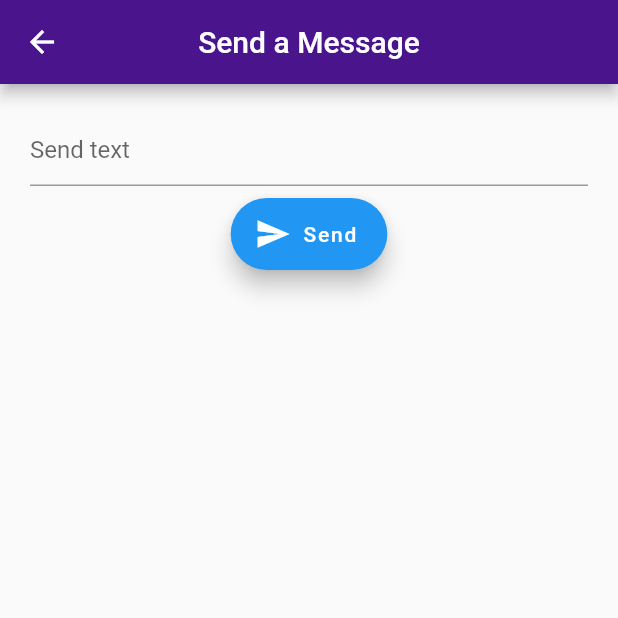
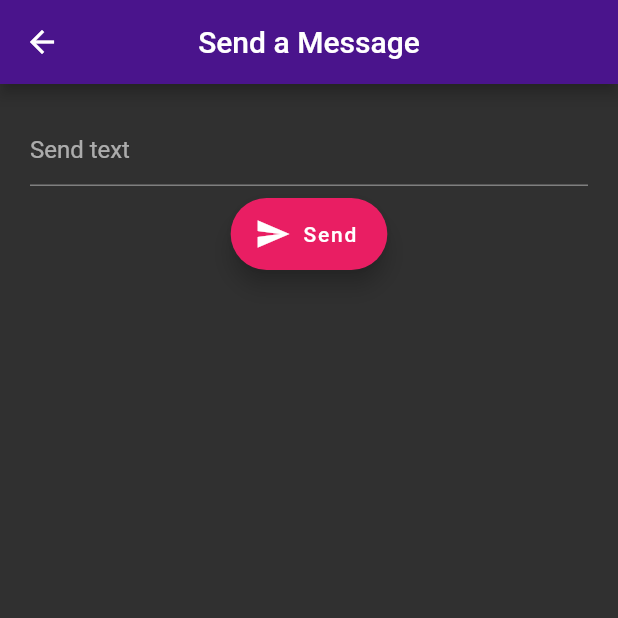
Before and after one commit to Chememers/SmartGlasses, a Flutter app: the screen it shows after launch, after a tap on "Message", on a phone screen of 412 x 824 dp, the top half of it. Run offline on Flutter 3.47's test engine with Material 2 defaults, Android fonts, the phone set to English and light mode, and no system bars; our stand-ins replace flutter_bluetooth_serial, fluttertoast, settings_ui, shared_preferences; missing offline and left inert: android_notification_listener2.

Commit message:
🌙 Dark Mode was added after so many struggles!

```diff
--- a/lib/main.dart
+++ b/lib/main.dart
@@ -3,10 +3,12 @@ import 'dart:typed_data';
 import 'package:flutter/material.dart';
 import 'package:flutter_bluetooth_serial/flutter_bluetooth_serial.dart';
 import 'package:fluttertoast/fluttertoast.dart';
-
+import 'package:shared_preferences/shared_preferences.dart';
 import 'package:smart_glasses/messager.dart';
 import 'package:smart_glasses/settings.dart';
 import 'package:smart_glasses/notifications.dart';
+import 'package:provider/provider.dart';
+import './theme.dart';
 
 String MACAddress = "00:18:E4:34:BE:8E"; //MAC Address of HC-06 Module
 BluetoothConnection connection; //Represents the BT connection
@@ -24,20 +26,33 @@ void sendString(String msg) {
   connection.output.add(bytes);
 }
 
-void main() {
-  runApp(MaterialApp(
-    debugShowCheckedModeBanner: false,
-    title: "Smart Glasses",
-    home: Home(),
-  ));
+void main() => runApp(MyApp());
+
+class MyApp extends StatelessWidget {
+  @override
+  Widget build(BuildContext context) {
+    return ChangeNotifierProvider(
+      builder: (_) => ThemeNotifier(),
+      child: Consumer<ThemeNotifier>(
+        builder: (context, ThemeNotifier notifier, child) {
+          return MaterialApp(
+            debugShowCheckedModeBanner: false,
+            title: 'Smart Glasses',
+            theme: notifier.darkTheme ? dark : light,
+            home: Home(),
+          );
+        },
+      ),
+    );
+  }
 }
 
 class Home extends StatelessWidget {
   @override
   Widget build(BuildContext context) {
     listenForNotifs();
+
     return new Scaffold(
-        backgroundColor: Colors.white,
         appBar: new AppBar(
             title: new Text("Smart Glasses"),
             centerTitle: true,
--- /dev/null
+++ b/lib/theme.dart
@@ -0,0 +1,56 @@
+import 'package:flutter/material.dart';
+import 'package:shared_preferences/shared_preferences.dart';
+
+final dark = ThemeData(
+  primarySwatch: Colors.grey,
+  primaryColor: Colors.black,
+  brightness: Brightness.dark,
+  backgroundColor: Colors.black,
+  accentColor: Colors.pink,
+  accentIconTheme: IconThemeData(color: Colors.black),
+  dividerColor: Colors.black12,
+);
+
+final light = ThemeData(
+  primarySwatch: Colors.grey,
+  primaryColor: Colors.pink,
+  brightness: Brightness.light,
+  backgroundColor: const Color(0xFFE5E5E5),
+  accentColor: Colors.green,
+  accentIconTheme: IconThemeData(color: Colors.pink),
+  dividerColor: Colors.white54,
+);
+
+class ThemeNotifier extends ChangeNotifier {
+  final String key = "theme";
+  SharedPreferences _prefs;
+  bool _darkTheme;
+
+  bool get darkTheme => _darkTheme;
+
+  ThemeNotifier() {
+    _darkTheme = true;
+    _loadFromPrefs();
+  }
+
+  toggleTheme() {
+    _darkTheme = !_darkTheme;
+    _saveToPrefs();
+    notifyListeners();
+  }
+
+  _initPrefs() async {
+    if (_prefs == null) _prefs = await SharedPreferences.getInstance();
+  }
+
+  _loadFromPrefs() async {
+    await _initPrefs();
+    _darkTheme = _prefs.getBool(key) ?? true;
+    notifyListeners();
+  }
+
+  _saveToPrefs() async {
+    await _initPrefs();
+    _prefs.setBool(key, _darkTheme);
+  }
+}
```
Also changed, not shown: lib/Darkmode test.txt (deleted, +0 -92 lines), lib/darkmode.dart (added, +41 -0 lines), lib/settings.dart (+50 -4 lines), pubspec.yaml (+4 -14 lines), pubspec.lock.
